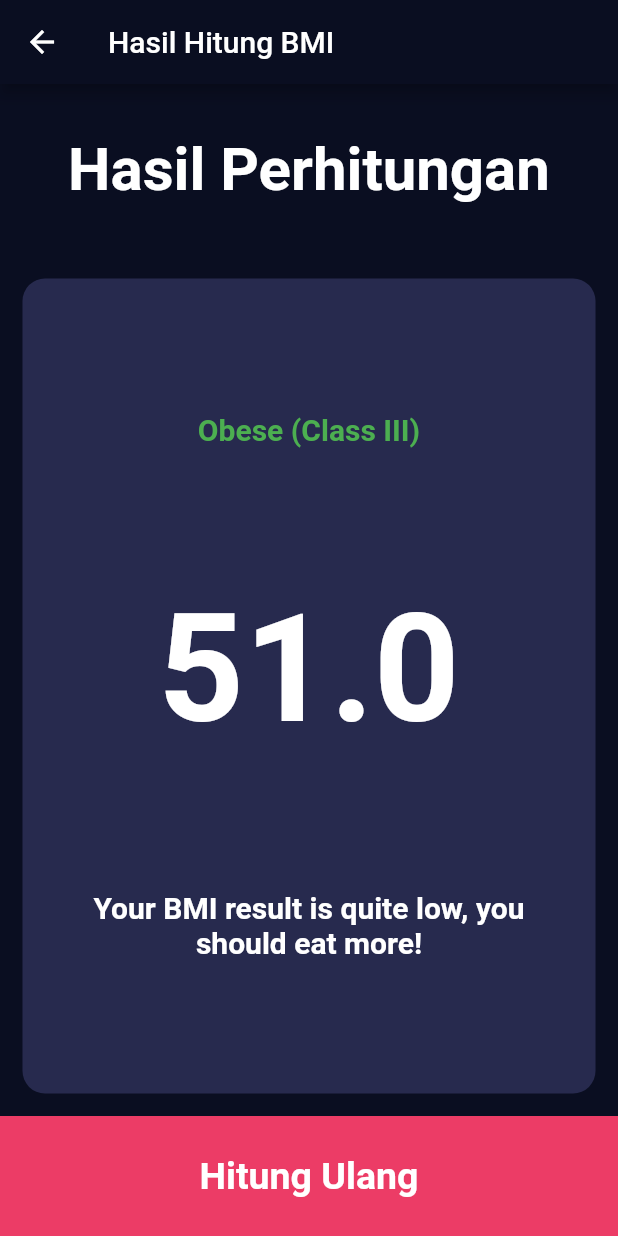
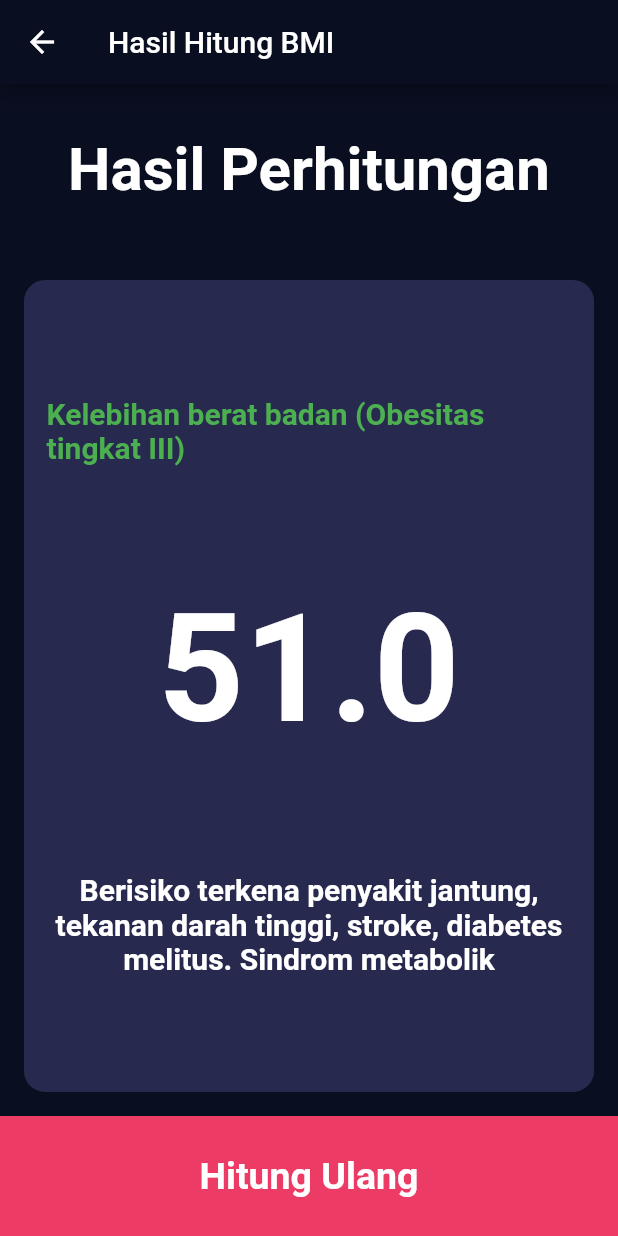
Before and after one commit to thomvalensi/BMI_EDSPERT_TOMI, a Flutter app: the screen it shows after launch, after a tap on "CUSS Hitung BMI !", on a phone screen of 412 x 824 dp. Run offline on Flutter 3.47's test engine with Material 2 defaults, Android fonts, the phone set to English and light mode, and no system bars.

Commit message:
implement OOP

```diff
--- a/analysis_options.yaml
+++ b/analysis_options.yaml
@@ -22,8 +22,8 @@ linter:
   # `// ignore_for_file: name_of_lint` syntax on the line or in the file
   # producing the lint.
   rules:
+    # prefer_const_constructors: false
     # avoid_print: false  # Uncomment to disable the `avoid_print` rule
     # prefer_single_quotes: true  # Uncomment to enable the `prefer_single_quotes` rule
-
 # Additional information about this file can be found at
 # https://dart.dev/guides/language/analysis-options
--- a/lib/constants/constant.dart
+++ b/lib/constants/constant.dart
@@ -1,20 +1,28 @@
 import 'package:flutter/material.dart';
 
-Color primaryColor = Color(0xff0a0e21);
+const Color primaryColor = Color(0xff0a0e21);
+const Color secondaryColor = Color(0xffec3c66);
 TextStyle? labelTextStyle = const TextStyle(
   fontSize: 18,
   color: Colors.white,
   //color: Color(0xff8d8e98)
 );
 
-TextStyle? numberTextStyle =
-    TextStyle(fontSize: 50, fontWeight: FontWeight.bold, color: Colors.white);
+TextStyle? numberTextStyle = const TextStyle(
+    fontSize: 50, fontWeight: FontWeight.bold, color: Colors.white);
 
-const String underweightSevere = 'Underweight (Severe thinness)';
-const String underweightModerate = 'Underweight (Moderate thinness)';
-const String underweightMild = 'Underweight (Mild thinness)';
+// const String underweightSevere = 'Underweight (Severe thinness)';
+const String underweightSevere = 'Kekurangan berat badan (Sangat kurus)';
+// const String underweightModerate = 'Underweight (Moderate thinness)';
+const String underweightModerate = 'Kekurangan berat badan (Kurus)';
+// const String underweightMild = 'Underweight (Mild thinness)';
+const String underweightMild = 'Kekurangan berat badan (Lumayan kurus)';
 const String normal = 'Normal';
-const String overweight = 'Overweight';
-const String obeseI = 'Obese (Class I)';
-const String obeseII = 'Obese (Class II)';
-const String obeseIII = 'Obese (Class III)';
+// const String overweight = 'Overweight';
+const String overweight = 'Kelebihan berat badan';
+// const String obeseI = 'Obese (Class I)';
+const String obeseI = 'Kelebihan berat badan (Obesitas tingkat I)';
+// const String obeseII = 'Obese (Class II)';
+const String obeseII = 'Kelebihan berat badan (Obesitas tingkat II)';
+// const String obeseIII = 'Obese (Class III)';
+const String obeseIII = 'Kelebihan berat badan (Obesitas tingkat III)';
--- /dev/null
+++ b/lib/helpers/bmi_calculator.dart
@@ -0,0 +1,80 @@
+import '../constants/constant.dart';
+
+class BmiCalculator {
+  int? height;
+  int? weight;
+  double? bmi;
+  String? bmiCategory;
+  String? bmiDescription;
+
+  BmiCalculator({required this.height, required this.weight});
+  BmiCalculator.fromBmiValue(this.bmi) {
+    // this.bmi = bmi;
+  }
+
+  double calculateBmi() {
+    double heightInMeter = height! / 100;
+
+    bmi = weight! / (heightInMeter * heightInMeter);
+
+    return bmi!;
+  }
+
+  determineBmiCategory() {
+    String category = '';
+    if (bmi! < 16.0) {
+      category = underweightSevere;
+    } else if (bmi! < 17) {
+      category = underweightModerate;
+    } else if (bmi! < 18.5) {
+      category = underweightMild;
+    } else if (bmi! < 25) {
+      category = normal;
+    } else if (bmi! < 30) {
+      category = overweight;
+    } else if (bmi! < 35) {
+      category = obeseI;
+    } else if (bmi! < 40) {
+      category = obeseII;
+    } else {
+      category = obeseIII;
+    }
+
+    bmiCategory = category;
+    return bmiCategory;
+  }
+
+  String getHealthRiskDescription() {
+    String description = '';
+    switch (bmiCategory!) {
+      case underweightSevere:
+      case underweightModerate:
+      case underweightMild:
+        // description = 'Possible nutritional deficiency and osteoporosis';
+        description = 'Kemungkinan kekurangan nutrisi dan rentan osteoporosis';
+        break;
+      case normal:
+        // description = 'Low risk (healthy range)';
+        description = 'Resiko rendah (Kisaran sehat)';
+        break;
+      case overweight:
+        description =
+            // 'Moderate risk of developing heart disease, high blood pressure, stroke, diabetes melitus';
+            'Berisiko terkena penyakit jantung, tekanan darah tinggi, stroke, diabetes melitus';
+        break;
+      case obeseI:
+      case obeseII:
+      case obeseIII:
+        description =
+            // 'Moderate risk of developing heart disease, high blood pressure, stroke, diabetes melitus. Metabollic syndrome';
+            'Berisiko terkena penyakit jantung, tekanan darah tinggi, stroke, diabetes melitus. Sindrom metabolik';
+        break;
+      default:
+        description = 'Description not found';
+        break;
+    }
+
+    bmiDescription = description;
+    return bmiDescription!;
+  }
+}
--- a/lib/main.dart
+++ b/lib/main.dart
@@ -18,7 +18,7 @@ class MyApp extends StatelessWidget {
         theme: ThemeData(
           primaryColor: primaryColor,
           scaffoldBackgroundColor: primaryColor,
-          appBarTheme: AppBarTheme(backgroundColor: primaryColor),
+          appBarTheme: const AppBarTheme(backgroundColor: primaryColor),
           // This is the theme of your application.
           //
           // Try running your application with "flutter run". You'll see the
--- a/lib/views/bmi_data_screen.dart
+++ b/lib/views/bmi_data_screen.dart
@@ -1,6 +1,8 @@
 import 'package:bmi_edspert_tomimulki/constants/constant.dart';
 import 'package:bmi_edspert_tomimulki/views/bmi_result_screen.dart';
 import 'package:flutter/material.dart';
+
+import '../helpers/bmi_calculator.dart';
 
 class BmiDataScreen extends StatefulWidget {
   const BmiDataScreen({super.key});
@@ -13,54 +15,69 @@ class _BmiDataScreenState extends State<BmiDataScreen> {
   int height = 100;
   int weight = 50;
   int age = 20;
+  String? gender;
 
-  double calculateBmi() {
-    double heightInMeter = height / 100;
-    // final h = pow(height, 2)
-    final h = (heightInMeter * heightInMeter);
-    final bmi = weight / h;
-    return bmi;
-  }
+  // double calculateBmi() {
+  //   double heightInMeter = height / 100;
+  //   // final h = pow(height, 2)
+  //   final h = (heightInMeter * heightInMeter);
+  //   final bmi = weight / h;
+  //   return bmi;
+  // }
 
   @override
   Widget build(BuildContext context) {
     return Scaffold(
-      backgroundColor: Color(0xff0A0E21),
+      backgroundColor: const Color(0xff0A0E21),
       appBar: AppBar(
-        title: Text("BMI Calculator"),
+        title: const Text("BMI Calculator"),
       ),
       body: Column(children: [
         Expanded(
             child: Row(
-          children: const [
+          children: [
             Expanded(
+                child: GestureDetector(
+              onTap: () {
+                gender = "male";
+                setState(() {});
+              },
               child: BmiCard(
-              child: GenderIconText(
+                borderColor: (gender == "male") ? secondaryColor : primaryColor,
+                child: const GenderIconText(
                   icon: Icons.male,
-                title: 'MALE',
+                  title: 'COWO',
+                ),
               ),
             )),
             Expanded(
+              child: GestureDetector(
+                onTap: () {
+                  gender = "female";
+                  setState(() {});
+                },
                 child: BmiCard(
-                  child: GenderIconText(
+                    borderColor:
+                        (gender == "female") ? secondaryColor : primaryColor,
+                    child: const GenderIconText(
                       icon: Icons.female,
-                title: 'FEMALE',
+                      title: 'CIWI',
                     )),
+              ),
             ),
           ],
         )),
         Expanded(
-            child: Container(
             child: BmiCard(
           child: Column(
             mainAxisAlignment: MainAxisAlignment.center,
             children: [
               Text(
-                  "HEIGHT",
+                "Tinggi Badan",
                 style: labelTextStyle!
                     .copyWith(fontSize: 20, fontWeight: FontWeight.bold),
               ),
-                SizedBox(height: 12),
+              const SizedBox(height: 12),
               Row(
                 mainAxisAlignment: MainAxisAlignment.center,
                 crossAxisAlignment: CrossAxisAlignment.end,
@@ -87,10 +104,8 @@ class _BmiDataScreenState extends State<BmiDataScreen> {
                   })
             ],
           ),
-          ),
         )),
         Expanded(
-            child: Container(
             child: Row(
           children: [
             Expanded(
@@ -98,9 +113,9 @@ class _BmiDataScreenState extends State<BmiDataScreen> {
               child: Column(
                 mainAxisAlignment: MainAxisAlignment.center,
                 children: [
-                    Text("WEIGHT", style: labelTextStyle),
+                  Text("Berat Badan", style: labelTextStyle),
                   Text("$weight", style: numberTextStyle),
-                    SizedBox(height: 8),
+                  const SizedBox(height: 8),
                   Row(
                     mainAxisAlignment: MainAxisAlignment.center,
                     children: [
@@ -110,30 +125,30 @@ class _BmiDataScreenState extends State<BmiDataScreen> {
                           setState(() {});
                         },
                         elevation: 0,
-                          child: Icon(
+                        shape: const CircleBorder(),
+                        fillColor: const Color(0xff212747),
+                        constraints: const BoxConstraints.tightFor(
+                            width: 56, height: 56),
+                        child: const Icon(
                           Icons.add,
                           color: Colors.white,
                         ),
-                          shape: CircleBorder(),
-                          fillColor: Color(0xff212747),
-                          constraints:
-                              BoxConstraints.tightFor(width: 56, height: 56),
                       ),
-                        SizedBox(width: 10),
+                      const SizedBox(width: 10),
                       RawMaterialButton(
                         onPressed: () {
                           weight--;
                           setState(() {});
                         },
                         elevation: 0,
-                          child: Icon(
+                        shape: const CircleBorder(),
+                        fillColor: const Color(0xff212747),
+                        constraints: const BoxConstraints.tightFor(
+                            width: 56, height: 56),
+                        child: const Icon(
                           Icons.remove,
                           color: Colors.white,
                         ),
-                          shape: CircleBorder(),
-                          fillColor: Color(0xff212747),
-                          constraints:
-                              BoxConstraints.tightFor(width: 56, height: 56),
                       )
                     ],
                   )
@@ -145,9 +160,9 @@ class _BmiDataScreenState extends State<BmiDataScreen> {
               child: Column(
                 mainAxisAlignment: MainAxisAlignment.center,
                 children: [
-                    Text("AGE", style: labelTextStyle),
+                  Text("Umur", style: labelTextStyle),
                   Text("$age", style: numberTextStyle),
-                    SizedBox(height: 8),
+                  const SizedBox(height: 8),
                   Row(
                     mainAxisAlignment: MainAxisAlignment.center,
                     children: [
@@ -157,30 +172,30 @@ class _BmiDataScreenState extends State<BmiDataScreen> {
                           setState(() {});
                         },
                         elevation: 0,
-                          child: Icon(
+                        shape: const CircleBorder(),
+                        fillColor: const Color(0xff212747),
+                        constraints: const BoxConstraints.tightFor(
+                            width: 56, height: 56),
+                        child: const Icon(
                           Icons.add,
                           color: Colors.white,
                         ),
-                          shape: CircleBorder(),
-                          fillColor: Color(0xff212747),
-                          constraints:
-                              BoxConstraints.tightFor(width: 56, height: 56),
                       ),
-                        SizedBox(width: 10),
+                      const SizedBox(width: 10),
                       RawMaterialButton(
                         onPressed: () {
                           age--;
                           setState(() {});
                         },
                         elevation: 0,
-                          child: Icon(
+                        shape: const CircleBorder(),
+                        fillColor: const Color(0xff212747),
+                        constraints: const BoxConstraints.tightFor(
+                            width: 56, height: 56),
+                        child: const Icon(
                           Icons.remove,
                           color: Colors.white,
                         ),
-                          shape: CircleBorder(),
-                          fillColor: Color(0xff212747),
-                          constraints:
-                              BoxConstraints.tightFor(width: 56, height: 56),
                       )
                     ],
                   )
@@ -188,23 +203,24 @@ class _BmiDataScreenState extends State<BmiDataScreen> {
               ),
             ))
           ],
-          ),
         )),
         GestureDetector(
           onTap: () {
-            // print(calculateBmi());
+            final bmiCalculator = BmiCalculator(height: height, weight: weight);
+            bmiCalculator.calculateBmi();
+
             Navigator.of(context).push(
               MaterialPageRoute(
                 builder: ((context) {
-                  return BmiResultScreen(bmi: calculateBmi());
+                  return BmiResultScreen(bmi: bmiCalculator.bmi!);
                 }),
               ),
             );
           },
           child: Container(
             height: 80,
-            color: Color(0xffec3c66),
-            child: Center(
+            color: const Color(0xffec3c66),
+            child: const Center(
               child: Text("CUSS Hitung BMI !",
                   style: TextStyle(
                       color: Colors.white,
@@ -222,16 +238,20 @@ class BmiCard extends StatelessWidget {
   const BmiCard({
     Key? key,
     this.child,
+    this.borderColor = primaryColor,
   }) : super(key: key);
 
   final Widget? child;
+  final Color? borderColor;
 
   @override
   Widget build(BuildContext context) {
     return Container(
         decoration: BoxDecoration(
-            color: Color(0xFF272a4e), borderRadius: BorderRadius.circular(15)),
-        margin: EdgeInsets.all(15),
+            color: const Color(0xFF272a4e),
+            borderRadius: BorderRadius.circular(15),
+            border: Border.all(color: borderColor!)),
+        margin: const EdgeInsets.all(15),
         child: child);
   }
 }
--- a/lib/views/bmi_result_screen.dart
+++ b/lib/views/bmi_result_screen.dart
@@ -1,45 +1,24 @@
-import 'package:bmi_edspert_tomimulki/constants/constant.dart';
 import 'package:bmi_edspert_tomimulki/views/bmi_data_screen.dart';
-import 'package:flutter/foundation.dart';
+import '../helpers/bmi_calculator.dart';
 import 'package:flutter/material.dart';
 
 class BmiResultScreen extends StatelessWidget {
   const BmiResultScreen({super.key, required this.bmi});
   final double bmi;
 
-  determineBmiCategory(double bmiValue) {
-    String category = "";
-    if (bmiValue < 16.0) {
-      category = underweightSevere;
-    } else if (bmiValue < 17) {
-      category = underweightModerate;
-    } else if (bmiValue < 18.5) {
-      category = underweightMild;
-    } else if (bmiValue < 25) {
-      category = normal;
-    } else if (bmiValue < 30) {
-      category = overweight;
-    } else if (bmiValue < 35) {
-      category = obeseI;
-    } else if (bmiValue < 40) {
-      category = obeseII;
-    } else if (bmiValue >= 40) {
-      category = obeseIII;
-    }
-
-    return category;
-  }
-
   @override
   Widget build(BuildContext context) {
+    final BmiCalculator bmiCalculator = BmiCalculator.fromBmiValue(bmi);
+    bmiCalculator.determineBmiCategory();
+    bmiCalculator.getHealthRiskDescription();
+
     return Scaffold(
       appBar: AppBar(
-        title: Text("Hasil Hitung BMI"),
+        title: const Text("Hasil Hitung BMI"),
       ),
       body: Column(
         children: [
-          Expanded(
-            child: Container(
+          const Expanded(
             child: Center(
               child: Text(
                 "Hasil Perhitungan",
@@ -50,33 +29,33 @@ class BmiResultScreen extends StatelessWidget {
               ),
             ),
           ),
-          ),
           Expanded(
             flex: 5,
             child: BmiCard(
-              child: Padding(
+              child: Container(
+                width: double.infinity,
                 padding: const EdgeInsets.symmetric(horizontal: 15.0),
                 child: Column(
                   mainAxisAlignment: MainAxisAlignment.spaceEvenly,
                   children: [
                     Text(
-                      determineBmiCategory(bmi),
-                      style: TextStyle(
+                      bmiCalculator.bmiCategory ?? 'Data not found',
+                      style: const TextStyle(
                           fontSize: 20,
                           fontWeight: FontWeight.bold,
                           color: Colors.green),
                     ),
                     Text(
-                      "${bmi.toStringAsFixed(1)}",
-                      style: TextStyle(
+                      bmi.toStringAsFixed(1),
+                      style: const TextStyle(
                           fontSize: 100,
                           fontWeight: FontWeight.bold,
                           color: Colors.white),
                     ),
                     Text(
-                      "Your BMI result is quite low, you should eat more!",
+                      bmiCalculator.bmiDescription ?? 'Data not found',
                       textAlign: TextAlign.center,
-                      style: TextStyle(
+                      style: const TextStyle(
                           fontSize: 20,
                           fontWeight: FontWeight.bold,
                           color: Colors.white),
@@ -92,8 +71,8 @@ class BmiResultScreen extends StatelessWidget {
             },
             child: Container(
               height: 80,
-              color: Color(0xffec3c66),
-              child: Center(
+              color: const Color(0xffec3c66),
+              child: const Center(
                 child: Text("Hitung Ulang",
                     style: TextStyle(
                         color: Colors.white,
@@ -106,7 +85,4 @@ class BmiResultScreen extends StatelessWidget {
       ),
     );
   }
-
-  @override
-  dynamic noSuchMethod(Invocation invocation) => super.noSuchMethod(invocation);
 }
--- a/lib/views/test.dart
+++ /dev/null
@@ -1,11 +0,0 @@
-import 'package:flutter/src/widgets/container.dart';
-import 'package:flutter/src/widgets/framework.dart';
-
-class MyWidget extends StatelessWidget {
-  const MyWidget({super.key});
-
-  @override
-  Widget build(BuildContext context) {
-    return Container();
-  }
-}
```
Lines whose indentation alone changed are shown as unchanged.
